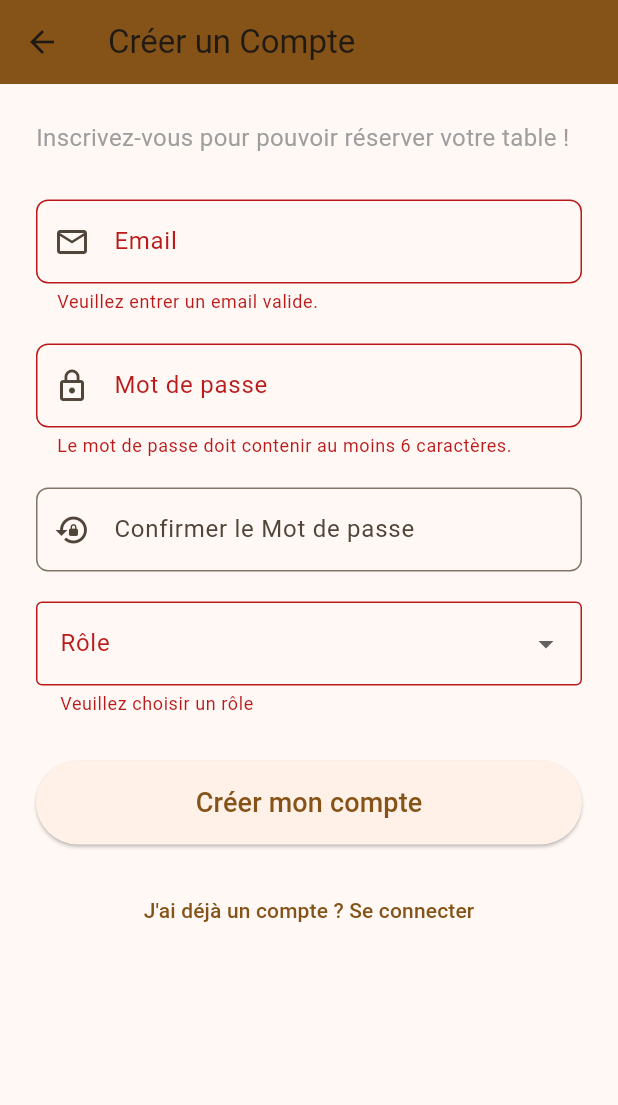
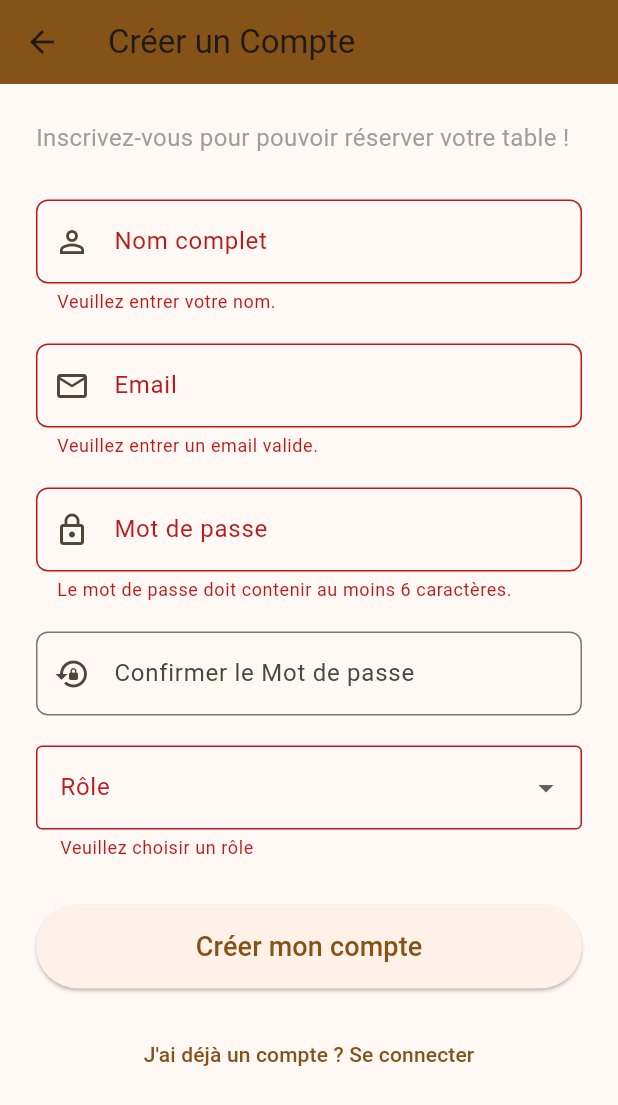
Before and after one commit to mmoyaerts/app_resto_flutter, a Flutter app: the CreateAccountScreen screen opened directly, after a tap on "Créer mon compte", on a phone screen of 412 x 824 dp. Shown: the top 1105 px of the screen. Run offline on Flutter 3.47's test engine with Material 3 defaults, Android fonts, the phone set to English and light mode, and no system bars.

Commit message:
ajout co

```diff
--- a/frontend/lib/screen/create_account_screen.dart
+++ b/frontend/lib/screen/create_account_screen.dart
@@ -1,5 +1,6 @@
 import 'package:flutter/material.dart';
 import '../widgets/custom_text_field.dart';
+import '../service/auth_service.dart';
 
 class CreateAccountScreen extends StatefulWidget {
   const CreateAccountScreen({super.key});
@@ -13,23 +14,41 @@ class _CreateAccountScreenState extends State<CreateAccountScreen> {
   final TextEditingController _emailController = TextEditingController();
   final TextEditingController _passwordController = TextEditingController();
   final TextEditingController _confirmPasswordController = TextEditingController();
+  final TextEditingController _nameController = TextEditingController();
   bool _isLoading = false;
 
   // Liste des rôles
   final List<String> _roles = ['Client', 'Serveur', 'Admin'];
   String? _selectedRole;
 
+  int _getRoleValue(String role) {
+    switch (role) {
+      case 'Client':
+        return 1;
+      case 'Serveur':
+        return 2;
+      case 'Admin':
+        return 3;
+      default:
+        return 1;
+    }
+  }
+
+
   void _submitForm() async {
     if (_formKey.currentState!.validate()) {
       setState(() => _isLoading = true);
 
-      // Simulation d'appel API
-      await Future.delayed(const Duration(seconds: 1));
+      final roleValue = _getRoleValue(_selectedRole!);
+
+      final success = await AuthService().register(
+        _nameController.text.trim(),
+        _emailController.text.trim(),
+        _passwordController.text.trim(),
+        roleValue,
+      );
 
       setState(() => _isLoading = false);
-
-      // Afficher le rôle choisi dans la console pour vérifier
-      print('Rôle choisi : $_selectedRole');
 
       // Afficher un message de succès
       ScaffoldMessenger.of(context).showSnackBar(
@@ -67,6 +86,20 @@ class _CreateAccountScreenState extends State<CreateAccountScreen> {
                 style: TextStyle(fontSize: 16, color: Colors.grey),
               ),
               const SizedBox(height: 30),
+
+              // Champ Nom
+              CustomTextField(
+                controller: _nameController,
+                labelText: 'Nom complet',
+                prefixIcon: Icons.person_outline,
+                validator: (value) {
+                  if (value == null || value.isEmpty) {
+                    return 'Veuillez entrer votre nom.';
+                  }
+                  return null;
+                },
+              ),
+              const SizedBox(height: 20),
 
               // Champ Email
               CustomTextField(
```
Also changed, not shown: frontend/lib/service/auth_service.dart (+9 -14 lines).
